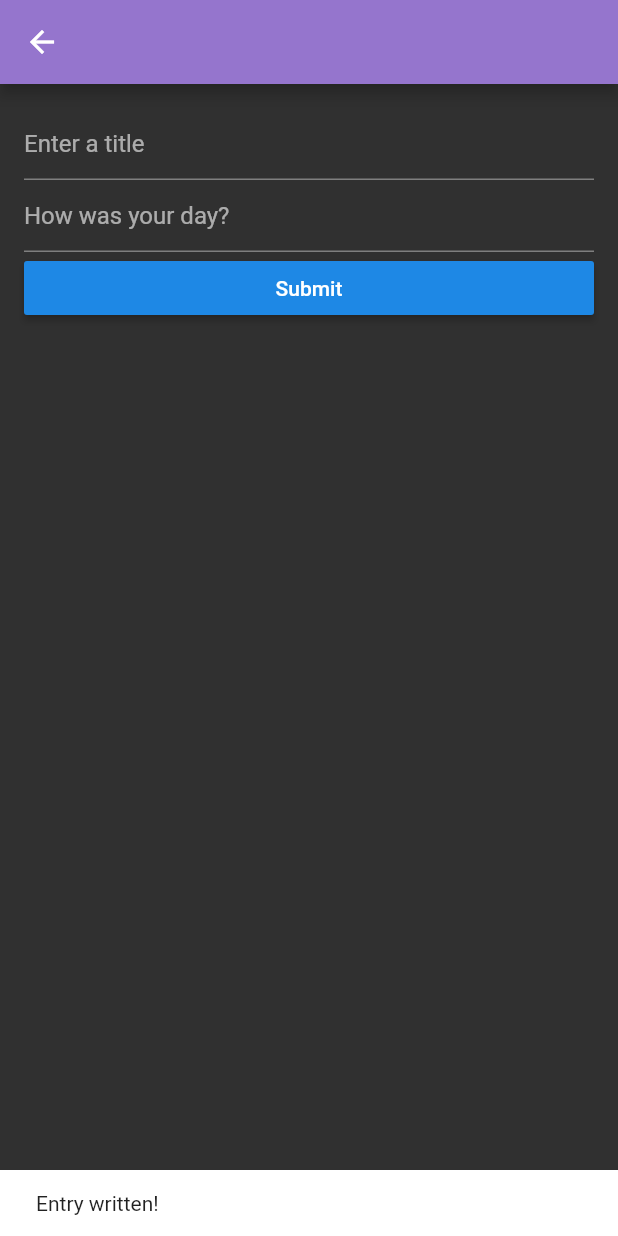
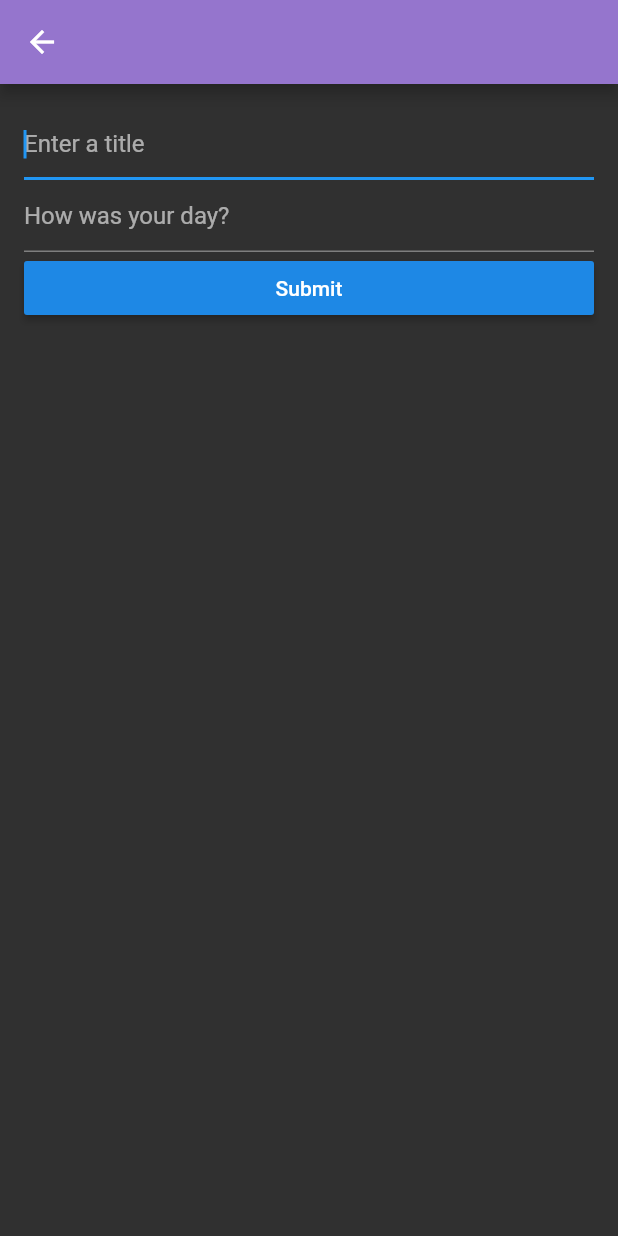
Before and after one commit to willxu1234/introspect, a Flutter app: the screen it shows after launch, after a tap on "Compose", on a phone screen of 412 x 824 dp. Run offline on Flutter 3.47's test engine with Material 2 defaults, Android fonts, the phone set to English and light mode, and no system bars.

Commit message:
big refactor incoming

```diff
--- a/lib/models/entries.dart
+++ b/lib/models/entries.dart
@@ -13,6 +13,12 @@ class Entry {
 class EntriesModel extends ChangeNotifier {
   final List<Entry> _entries = List<Entry>();
 
+  static final Entry _defaultEntry = new Entry(
+      "No entries yet. Make your first"
+          "one by hitting Compose!",
+      null,
+      "");
+
   void add(Entry entry) {
     _entries.add(entry);
     notifyListeners();
@@ -21,17 +27,26 @@ class EntriesModel extends ChangeNotifier {
   List<Entry> get entries => _entries;
 
   void editEntry(int id, Entry entry) {
+    if (id >= _entries.length) {
+      return;
+    }
     _entries[id] = entry;
     notifyListeners();
   }
 
   Entry getEntry(int id) {
+    if (id >= _entries.length) {
+      return _defaultEntry;
+    }
     return _entries[id];
   }
 
   int get length => _entries.length;
 
   void remove(int id) {
+    if (id >= _entries.length) {
+      return;
+    }
     _entries.removeAt(id);
     notifyListeners();
   }
--- a/lib/screens/home.dart
+++ b/lib/screens/home.dart
@@ -11,15 +11,12 @@ class HomePage extends StatefulWidget {
 
 class _HomePageState extends State<HomePage> {
   int _selectedIndex = 0;
-  // True on tablets and other larger screens.
+  // True on tablets, landscape mode and other larger screens.
   bool _isLargeScreen = false;
 
   @override
   Widget build(BuildContext context) {
-    // Keeps track of scaffold state, so snackbars are shown properly.
-    final GlobalKey<ScaffoldState> scaffoldKey = new GlobalKey<ScaffoldState>();
     return Scaffold(
-      key: scaffoldKey,
       appBar: AppBar(),
       body: OrientationBuilder(builder: (context, orientation) {
         _isLargeScreen = MediaQuery.of(context).size.width > 600;
@@ -55,8 +52,6 @@ class _HomePageState extends State<HomePage> {
               return AddEntryPage();
             },
           ));
-          scaffoldKey.currentState
-              .showSnackBar(SnackBar(content: Text('Entry written!')));
         },
         tooltip: 'Write an Entry',
         label: Text('Compose'),
--- a/lib/widgets/add_entry_form.dart
+++ b/lib/widgets/add_entry_form.dart
@@ -23,26 +23,27 @@ class _AddEntryFormWidgetState extends State<AddEntryFormWidget> {
     super.dispose();
   }
 
+  void submitForm() {
+    if (_formKey.currentState.validate()) {
+      // Directly adds entry to EntriesModel.
+      Provider.of<EntriesModel>(context, listen: false).add(
+          Entry(_titleController.text, DateTime.now(), _bodyController.text));
+      Navigator.pop(context);
+    }
+  }
+
   @override
   Widget build(BuildContext context) {
     return Material(
       child: Center(
-        child: Shortcuts(
-          shortcuts: <LogicalKeySet, Intent>{
-            // Pressing enter on the field will now move to the next field.
-            LogicalKeySet(LogicalKeyboardKey.enter): NextFocusIntent(),
-          },
-          child: FocusTraversalGroup(
         child: Form(
           key: _formKey,
-              onChanged: () {
-                Form.of(primaryFocus.context).save();
-              },
-              child: ListView(
-                  padding: const EdgeInsets.all(16.0),
-                  children: <Widget>[
+          child:
+              ListView(padding: const EdgeInsets.all(16.0), children: <Widget>[
             // Title field.
             TextFormField(
+              autofocus: true,
+              textInputAction: TextInputAction.next,
               controller: _titleController,
               decoration: const InputDecoration(
                 hintText: 'Enter a title',
@@ -56,6 +57,7 @@ class _AddEntryFormWidgetState extends State<AddEntryFormWidget> {
             ),
             TextFormField(
               // Body field.
+              textInputAction: TextInputAction.done,
               controller: _bodyController,
               decoration: const InputDecoration(
                 hintText: 'How was your day?',
@@ -69,22 +71,12 @@ class _AddEntryFormWidgetState extends State<AddEntryFormWidget> {
             ),
             RaisedButton(
               // Submit button.
-                      onPressed: () {
-                        if (_formKey.currentState.validate()) {
-                          // Directly adds entry to EntriesModel.
-                          Provider.of<EntriesModel>(context, listen: false).add(
-                              Entry(_titleController.text, DateTime.now(),
-                                  _bodyController.text));
-                          Navigator.pop(context);
-                        }
-                      },
+              onPressed: submitForm,
               child: Text('Submit'),
             ),
           ]),
         ),
       ),
-        ),
-      ),
     );
   }
 }
```
Also changed, not shown: 1 other file. Lines whose indentation alone changed are shown as unchanged.
